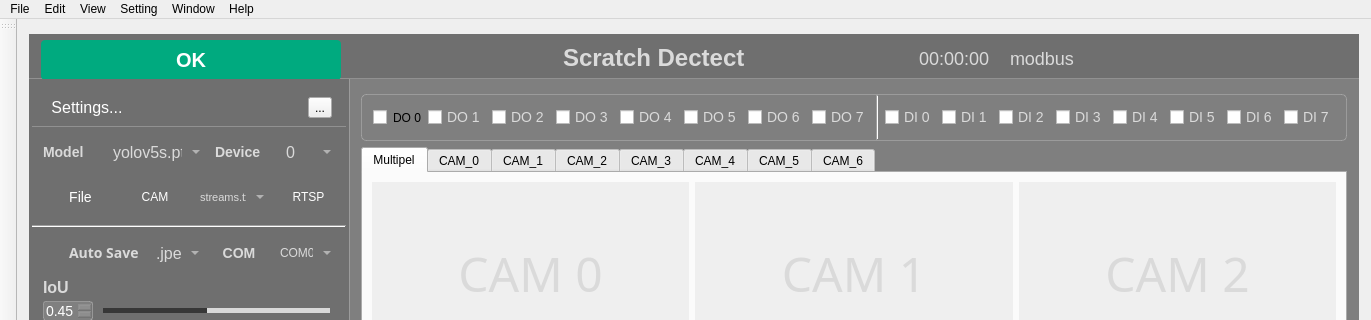
Before: the Qt Designer form ui_files/main_win.ui in bigcheng123/Scratches-detected, drawn with Qt 5; both pictures show x 0 to 1371 and y 0 to 320 of the 1371 by 684 pixel window.
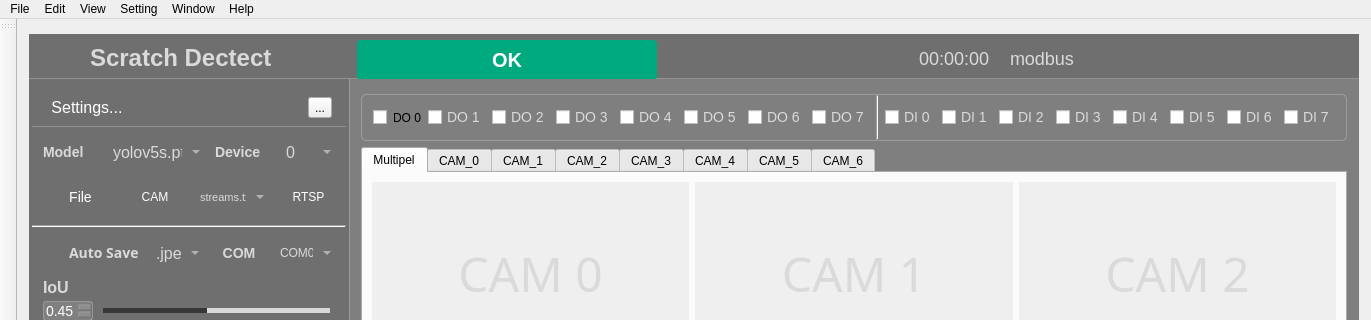
After: the same form once the commit is applied. Icons and pictures are not drawn. Custom widgets are drawn as their Qt base class.

Commit message: upgrade ui file plc files

Diff of the .ui file:
```diff
--- a/ui_files/main_win.ui
+++ b/ui_files/main_win.ui
@@ -84,40 +84,6 @@
           <property name="bottomMargin">
            <number>0</number>
           </property>
-          <item>
-           <widget class="QPushButton" name="pushButton_2">
-            <property name="minimumSize">
-             <size>
-              <width>300</width>
-              <height>40</height>
-             </size>
-            </property>
-            <property name="styleSheet">
-             <string notr="true">font-size: 20px;
-font-family: &quot;Microsoft YaHei&quot;;
-font-weight: bold;
-border-radius:4px;
-background-color: rgb(0, 170, 127);
-color: rgb(255, 255, 255);</string>
-            </property>
-            <property name="text">
-             <string>OK</string>
-            </property>
-           </widget>
-          </item>
-          <item>
-           <spacer name="horizontalSpacer">
-            <property name="orientation">
-             <enum>Qt::Horizontal</enum>
-            </property>
-            <property name="sizeHint" stdset="0">
-             <size>
-              <width>40</width>
-              <height>20</height>
-             </size>
-            </property>
-           </spacer>
-          </item>
           <item>
            <widget class="QPushButton" name="fileButton_2">
             <property name="minimumSize">
@@ -205,6 +171,12 @@
           </item>
           <item>
            <widget class="QLabel" name="label_4">
+            <property name="minimumSize">
+             <size>
+              <width>267</width>
+              <height>0</height>
+             </size>
+            </property>
             <property name="styleSheet">
              <string notr="true">QLabel
 {
@@ -222,6 +194,27 @@
             </property>
            </widget>
           </item>
+          <item>
+           <widget class="QPushButton" name="pushButton_2">
+            <property name="minimumSize">
+             <size>
+              <width>300</width>
+              <height>40</height>
+             </size>
+            </property>
+            <property name="styleSheet">
+             <string notr="true">font-size: 20px;
+font-family: &quot;Microsoft YaHei&quot;;
+font-weight: bold;
+border-radius:4px;
+background-color: rgb(0, 170, 127);
+color: rgb(255, 255, 255);</string>
+            </property>
+            <property name="text">
+             <string>OK</string>
+            </property>
+           </widget>
+          </item>
           <item>
            <spacer name="horizontalSpacer_2">
             <property name="orientation">
```
The commit also changes 3 other files.
